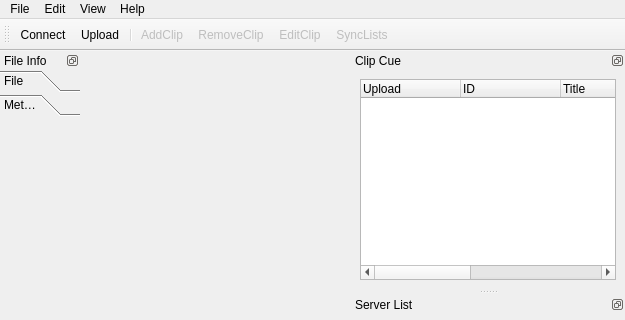
The window that resources/mainwindow_docks.ui (jiakeliu/Cobra) describes before a commit, drawn with Qt 5; both pictures show x 0 to 625 and y 0 to 320 of the 625 by 1089 pixel window.
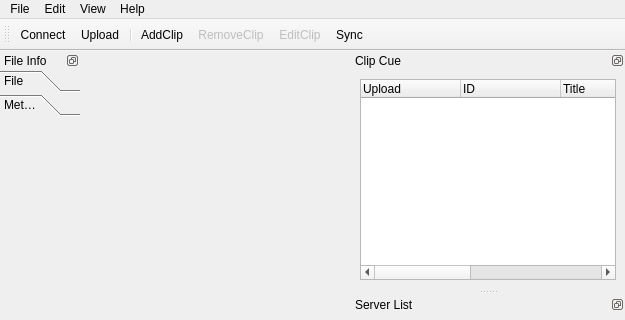
The same window after the commit. Icons and pictures are not drawn. Custom widgets are drawn as their Qt base class.

Commit message: Updated the clip list class to report when there are files to be synced...

Patch:
```diff
--- a/resources/mainwindow_docks.ui
+++ b/resources/mainwindow_docks.ui
@@ -131,6 +131,9 @@
    <addaction name="menuHelp"/>
   </widget>
   <widget class="QToolBar" name="mainToolBar">
+   <property name="enabled">
+    <bool>true</bool>
+   </property>
    <property name="minimumSize">
     <size>
      <width>0</width>
@@ -158,7 +161,7 @@
    <addaction name="actionAddClip"/>
    <addaction name="actionRemoveClip"/>
    <addaction name="actionEditClip"/>
-   <addaction name="actionSyncLists"/>
+   <addaction name="actionSync"/>
   </widget>
   <widget class="QStatusBar" name="statusbar"/>
   <widget class="QDockWidget" name="fileInfoDock">
@@ -855,7 +858,7 @@
     <bool>false</bool>
    </property>
    <property name="enabled">
-    <bool>false</bool>
+    <bool>true</bool>
    </property>
    <property name="text">
     <string>AddClip</string>
@@ -895,20 +898,6 @@
     <string>Ctrl+E</string>
    </property>
   </action>
-  <action name="actionSyncLists">
-   <property name="enabled">
-    <bool>false</bool>
-   </property>
-   <property name="text">
-    <string>SyncLists</string>
-   </property>
-   <property name="toolTip">
-    <string>Synchronize Lists between Server</string>
-   </property>
-   <property name="shortcut">
-    <string>Ctrl+P</string>
-   </property>
-  </action>
  </widget>
  <customwidgets>
   <customwidget>
```
The commit also changes 6 other files.
